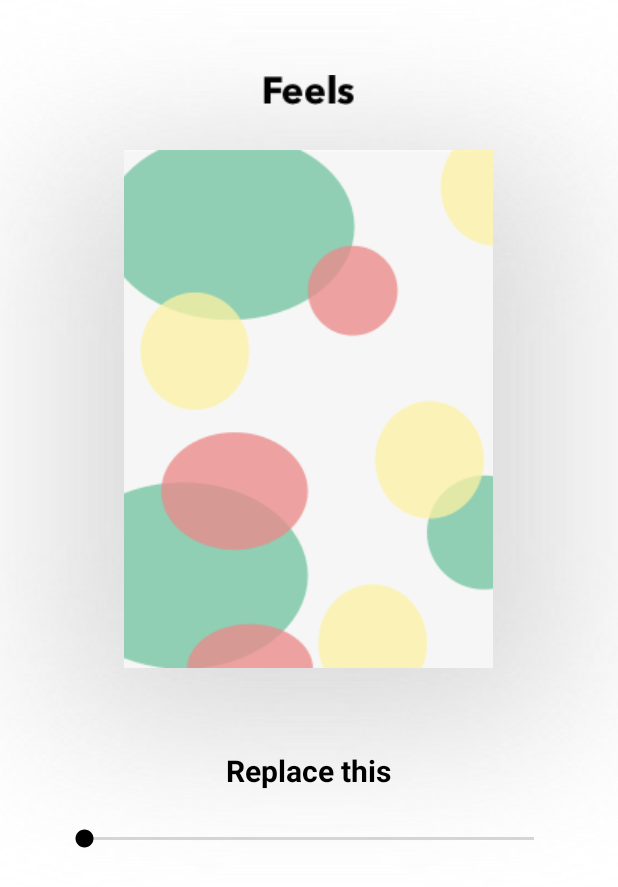
After one commit to rebecca0323/Expressions, an Android app: the Song screen opened directly, with no data from a screen before it, on a phone screen of 412 x 824 dp. The commit adds this screen. Shown: the top 887 px of the screen. Run offline under Robolectric (Android 15) with nearby library versions, the phone set to English and light mode, and no system bars.

Commit message:
playing song

```diff
--- a/app/src/main/AndroidManifest.xml
+++ b/app/src/main/AndroidManifest.xml
@@ -9,6 +9,7 @@
         android:roundIcon="@mipmap/ic_launcher_round"
         android:supportsRtl="true"
         android:theme="@style/Theme.MaterialComponents.Light.NoActionBar">
+        <activity android:name=".Song"></activity>
         <activity android:name=".Playlist">
             <intent-filter>
                 <action android:name="android.intent.action.MAIN" />
@@ -18,8 +19,7 @@
         </activity>
         <activity android:name=".Register" />
         <activity android:name=".Login" />
-        <activity android:name=".Splash">
-        </activity>
+        <activity android:name=".Splash"></activity>
     </application>
 
 </manifest>
--- /dev/null
+++ b/app/src/main/java/com/example/livewell2020/Song.java
@@ -0,0 +1,35 @@
+package com.example.livewell2020;
+
+import android.media.MediaPlayer;
+import android.os.Bundle;
+import android.widget.Toast;
+
+import androidx.appcompat.app.AppCompatActivity;
+
+import java.io.IOException;
+
+public class Song extends AppCompatActivity {
+
+    private MediaPlayer mediaPlayer;
+
+    @Override
+    protected void onCreate(Bundle savedInstanceState) {
+        super.onCreate(savedInstanceState);
+        setContentView(R.layout.activity_song);
+
+        mediaPlayer = new MediaPlayer();
+        try{
+            mediaPlayer.setDataSource("https://firebasestorage.googleapis.com/v0/b/livewell2020-10b52.appspot.com/o/bensound-relaxing.mp3?alt=media&token=54a3197f-8695-4e96-8d57-57a121659e42");
+            mediaPlayer.setOnPreparedListener(new MediaPlayer.OnPreparedListener() {
+                @Override
+                public void onPrepared(MediaPlayer mp) {
+                    mp.start();
+                    Toast.makeText(Song.this, "Song is playing", Toast.LENGTH_SHORT).show();
+                }
+            });
+            mediaPlayer.prepareAsync();
+        }catch (IOException e){
+            e.printStackTrace();
+        }
+    }
+}
--- /dev/null
+++ b/app/src/main/res/layout/activity_song.xml
@@ -0,0 +1,56 @@
+<?xml version="1.0" encoding="utf-8"?>
+<RelativeLayout xmlns:android="http://schemas.android.com/apk/res/android"
+    xmlns:app="http://schemas.android.com/apk/res-auto"
+    xmlns:tools="http://schemas.android.com/tools"
+    android:layout_width="match_parent"
+    android:layout_height="match_parent"
+    tools:context=".Song">
+
+    <ImageView
+        android:id="@+id/imageView12"
+        android:layout_width="match_parent"
+        android:layout_height="wrap_content"
+        app:srcCompat="@drawable/fade"
+        tools:layout_editor_absoluteX="189dp"
+        tools:layout_editor_absoluteY="393dp"
+        android:layout_centerHorizontal="true"
+        android:scaleType="fitXY"/>
+    <ImageView
+        android:id="@+id/imageView13"
+        android:layout_width="wrap_content"
+        android:layout_height="wrap_content"
+        app:srcCompat="@drawable/appname"
+        android:layout_centerHorizontal="true"
+        android:layout_marginTop="50dp"/>
+
+    <ImageView
+        android:id="@+id/imageView14"
+        android:layout_width="wrap_content"
+        android:layout_height="wrap_content"
+        app:srcCompat="@drawable/sk"
+        android:layout_centerHorizontal="true"
+        android:layout_alignTop="@id/imageView12"
+        android:layout_marginTop="100dp"/>
+
+    <TextView
+        android:id="@+id/song_name"
+        android:layout_width="wrap_content"
+        android:layout_height="wrap_content"
+        android:layout_centerHorizontal="true"
+        android:layout_alignTop="@id/imageView14"
+        android:layout_marginTop="400dp"
+        android:textSize="20dp"
+        android:textColor="#000"
+        android:textStyle="bold"
+        android:text="Replace this" />
+
+    <SeekBar
+        android:id="@+id/song_progress"
+        android:layout_width="fill_parent"
+        android:layout_height="wrap_content"
+        android:layout_centerHorizontal="true"
+        android:layout_alignTop="@id/song_name"
+        android:layout_marginTop="50dp"
+        android:layout_marginHorizontal="40dp"
+        android:thumbTint="#000"/>
+</RelativeLayout>
--- a/app/src/main/res/values/colors.xml
+++ b/app/src/main/res/values/colors.xml
@@ -1,6 +1,6 @@
 <?xml version="1.0" encoding="utf-8"?>
 <resources>
-    <color name="colorPrimary">#008577</color>
+    <color name="colorPrimary">#FFC6C6</color>
     <color name="colorPrimaryDark">#373B80</color>
     <color name="colorAccent">#D81B60</color>
 </resources>
```
Also changed, not shown: app/src/main/java/com/example/livewell2020/Playlist.java (+12 -0 lines), app/src/main/res/drawable/selector.xml (added, +12 -0 lines), app/src/main/res/layout/activity_playlist.xml (+56 -1 lines), app/src/main/res/drawable/appname.png (added), app/src/main/res/drawable/fade.png (added), app/src/main/res/drawable/meditate.png (added), app/src/main/res/drawable/meditation_music.png (added), app/src/main/res/drawable/music_note.png (added), app/src/main/res/drawable/pause.png (added), app/src/main/res/drawable/sk.png (added), app/src/main/res/drawable/zen.png (added).
